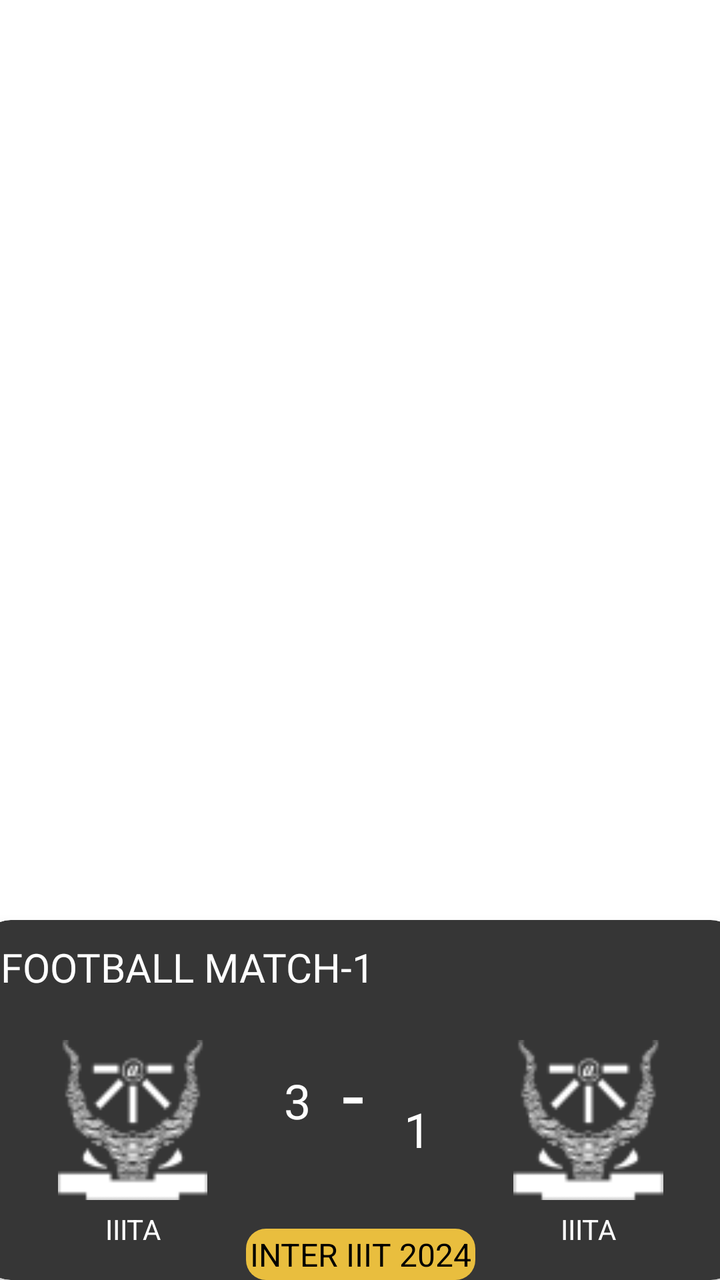
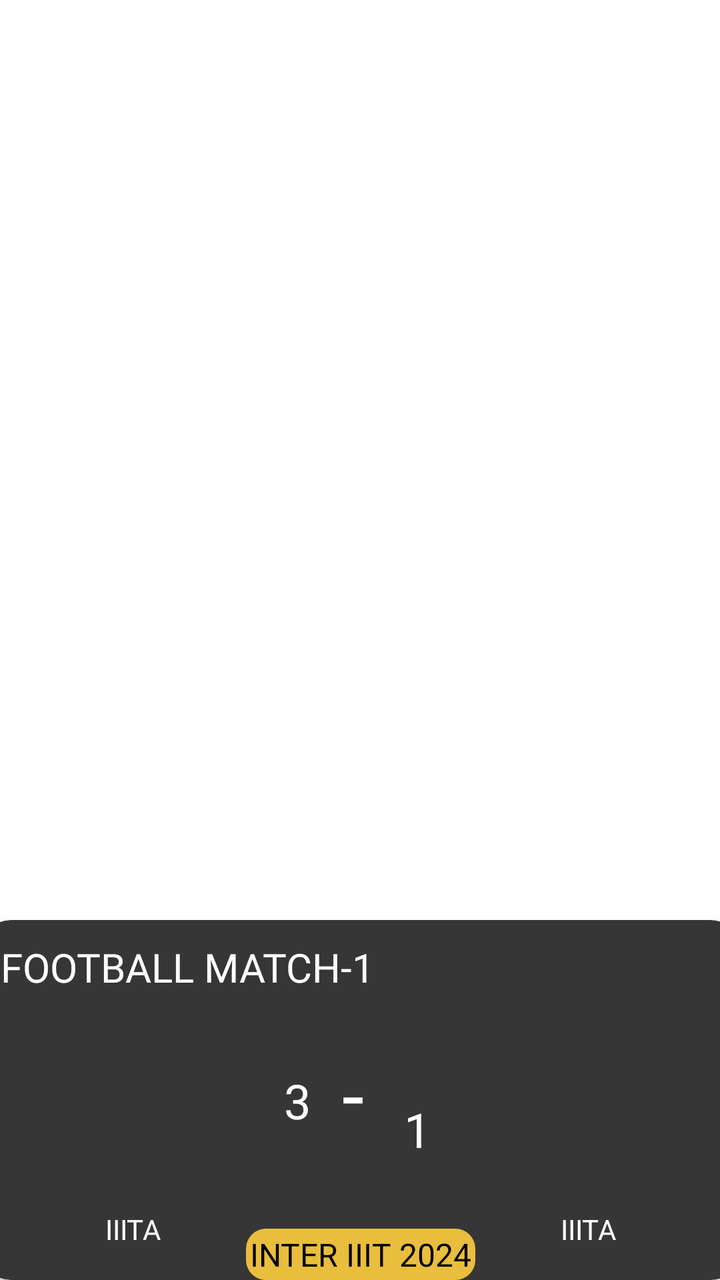

Screens rendered from an Android XML layout before and after an edit, with the pre-edit source and the edit as a unified diff.
<!-- AndroidManifest.xml: application theme Theme.NavigationDrawer -->
<!-- res/layout/live_match_rv.xml -->
<?xml version="1.0" encoding="utf-8"?>
<androidx.constraintlayout.widget.ConstraintLayout xmlns:android="http://schemas.android.com/apk/res/android"
    xmlns:app="http://schemas.android.com/apk/res-auto"
    android:layout_width="wrap_content"
    android:layout_height="wrap_content"
    android:layout_marginHorizontal="10dp"
    android:layout_marginVertical="10dp">

    <androidx.cardview.widget.CardView
        android:id="@+id/card_view"
        android:layout_width="380dp"
        android:layout_height="180dp"
        app:cardBackgroundColor="#363636"
        app:cardCornerRadius="15dp"
        app:cardElevation="5dp"
        app:layout_constraintBottom_toBottomOf="parent"
        app:layout_constraintEnd_toEndOf="parent"
        app:layout_constraintStart_toStartOf="parent">


        <LinearLayout
            android:layout_width="match_parent"
            android:layout_height="45dp"
            android:orientation="horizontal"
            android:padding="10dp"
            android:weightSum="1">

            <TextView
                android:id="@+id/matchNameLiveMatch"
                android:layout_width="0dp"
                android:layout_height="wrap_content"
                android:layout_gravity="center_vertical"
                android:layout_weight="0.7"
                android:fontFamily="@font/poppins_semibold"
                android:text="Football match-1"
                android:textAllCaps="true"
                android:textColor="@color/white"
                android:textSize="20sp" />

            <com.airbnb.lottie.LottieAnimationView
                android:id="@+id/liveLottieLiveMatch"
                android:layout_width="0dp"
                android:layout_height="wrap_content"
                android:layout_gravity="center_vertical|end"
                android:layout_weight="0.3"
                android:visibility="invisible"
                app:lottie_autoPlay="true"
                app:lottie_loop="true"
                app:lottie_rawRes="@raw/live" />
        </LinearLayout>

        <LinearLayout
            android:layout_width="match_parent"
            android:layout_height="wrap_content"
            android:layout_marginTop="60dp"
            android:orientation="vertical" />

        <LinearLayout
            android:layout_width="match_parent"
            android:layout_height="wrap_content"
            android:layout_marginTop="60dp"
            android:orientation="horizontal"
            android:weightSum="1">

            <LinearLayout
                android:layout_width="0dp"
                android:layout_height="wrap_content"
                android:layout_weight="0.4"
                android:orientation="vertical">

                <ImageView
                    android:id="@+id/clgImg1LiveMatch"
                    android:layout_width="match_parent"
                    android:layout_height="80dp"
                    android:scaleType="fitCenter"
                    android:src="@drawable/iiita" />

                <TextView
                    android:id="@+id/clgName1LiveMatch"
                    android:layout_width="match_parent"
                    android:layout_height="wrap_content"
                    android:layout_marginTop="5dp"
                    android:gravity="center"
                    android:text="IIITA"
                    android:textAllCaps="true"
                    android:textColor="@color/white" />


            </LinearLayout>


            <LinearLayout
                android:layout_width="0dp"
                android:layout_height="wrap_content"
                android:layout_weight="0.2"
                android:orientation="horizontal">

                <TextView
                    android:id="@+id/clg1scoreLiveMatch"
                    android:layout_width="0dp"
                    android:layout_height="wrap_content"
                    android:layout_gravity="center"
                    android:layout_weight="0.2"
                    android:fontFamily="@font/poppins_medium"
                    android:gravity="center"
                    android:paddingBottom="20dp"
                    android:text="3 "
                    android:textColor="@color/white"
                    android:textSize="24dp" />

                <LinearLayout
                    android:layout_width="0dp"
                    android:layout_height="wrap_content"
                    android:layout_weight="0.4"
                    android:orientation="vertical">

                    <TextView
                        android:layout_width="30dp"
                        android:layout_height="wrap_content"
                        android:layout_gravity="bottom"
                        android:layout_weight="0.2"
                        android:fontFamily="@font/poppins_medium"
                        android:gravity="top|center"
                        android:text="-"
                        android:textColor="@color/white"
                        android:textSize="40dp" />


                </LinearLayout>

                <TextView
                    android:id="@+id/clg2scrLiveMatch"
                    android:layout_width="0dp"
                    android:layout_height="wrap_content"
                    android:layout_gravity="center_vertical"
                    android:layout_weight="0.2"
                    android:fontFamily="@font/poppins_medium"
                    android:gravity="center"
                    android:paddingBottom="20dp"
                    android:text=" 1"
                    android:textColor="@color/white"
                    android:textSize="24dp" />


            </LinearLayout>

            <LinearLayout
                android:layout_width="0dp"
                android:layout_height="wrap_content"
                android:layout_weight="0.4"
                android:orientation="vertical">

                <ImageView
                    android:id="@+id/clgImg2LiveMatch"
                    android:layout_width="match_parent"
                    android:layout_height="80dp"
                    android:scaleType="fitCenter"
                    android:src="@drawable/iiita" />

                <TextView
                    android:id="@+id/clgName2LiveMatch"
                    android:layout_width="match_parent"
                    android:layout_height="wrap_content"
                    android:layout_marginTop="5dp"
                    android:gravity="center"
                    android:text="IIITA"
                    android:textAllCaps="true"
                    android:textColor="@color/white" />
            </LinearLayout>


        </LinearLayout>

        <LinearLayout
            android:layout_width="match_parent"
            android:layout_height="wrap_content"
            android:layout_gravity="bottom|center_horizontal"
            android:orientation="vertical">

            <TextView
                android:id="@+id/centerBottomTextView"
                android:layout_width="wrap_content"
                android:layout_height="wrap_content"
                android:layout_gravity="center_horizontal"
                android:layout_marginHorizontal="5dp"
                android:background="@drawable/rounded_background"
                android:padding="2dp"
                android:text="INTER IIIT 2024"
                android:textColor="@color/black"
                android:textSize="16sp" />
        </LinearLayout>
    </androidx.cardview.widget.CardView>
</androidx.constraintlayout.widget.ConstraintLayout>
<!-- resources referenced by this layout -->
<resources>
  <color name="black">#FF000000</color>
  <color name="white">#FFFFFFFF</color>
  <!-- drawable iiita: png bitmap (drawable, 3166 bytes) -->
  <!-- drawable rounded_background (drawable) -->
  <?xml version="1.0" encoding="utf-8"?>
  <shape xmlns:android="http://schemas.android.com/apk/res/android">
      <solid android:color="@color/yellow" /> 
      <corners android:radius="10dp" /> 
  </shape>
  <style name="Theme.NavigationDrawer" parent="Theme.MaterialComponents.DayNight.NoActionBar">
          
          <item name="colorPrimary">#FFECA1</item>
          
      </style>
  <color name="yellow">#E9BE3E</color>
</resources>

<!-- the commit's change to res/layout/live_match_rv.xml (unified diff, before → after) -->
@@ -72,8 +72,7 @@
                     android:id="@+id/clgImg1LiveMatch"
                     android:layout_width="match_parent"
                     android:layout_height="80dp"
-                    android:scaleType="fitCenter"
-                    android:src="@drawable/iiita" />
+                    android:scaleType="fitCenter" />
 
                 <TextView
                     android:id="@+id/clgName1LiveMatch"
@@ -154,8 +153,7 @@
                     android:id="@+id/clgImg2LiveMatch"
                     android:layout_width="match_parent"
                     android:layout_height="80dp"
-                    android:scaleType="fitCenter"
-                    android:src="@drawable/iiita" />
+                    android:scaleType="fitCenter" />
 
                 <TextView
                     android:id="@+id/clgName2LiveMatch"
<!-- resource entries referenced after the edit -->
@@ -2,7 +2,6 @@
 <resources>
   <color name="black">#FF000000</color>
   <color name="white">#FFFFFFFF</color>
-  <!-- drawable iiita: png bitmap (drawable, 3166 bytes) -->
   <!-- drawable rounded_background (drawable) -->
   <?xml version="1.0" encoding="utf-8"?>
   <shape xmlns:android="http://schemas.android.com/apk/res/android">
